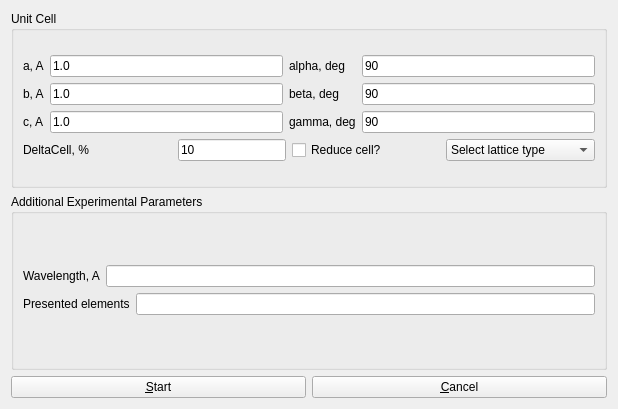
Old version of the form searchform.ui in the repository PavloSolntsev/solxd.
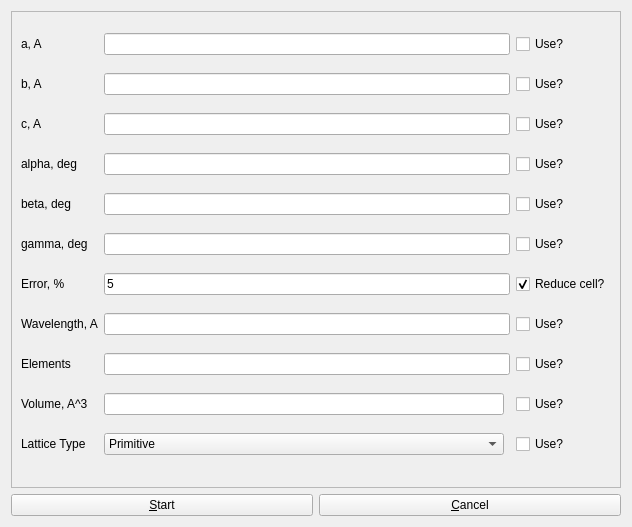
New version of the form.

What changed in the file:
```diff
--- a/searchform.ui
+++ b/searchform.ui
@@ -6,8 +6,8 @@
    <rect>
     <x>0</x>
     <y>0</y>
-    <width>618</width>
-    <height>409</height>
+    <width>632</width>
+    <height>527</height>
    </rect>
   </property>
   <property name="windowTitle">
@@ -15,43 +15,58 @@
   </property>
   <layout class="QVBoxLayout" name="verticalLayout">
    <item>
-    <widget class="QGroupBox" name="groupBox">
-     <property name="title">
-      <string>Unit Cell</string>
+    <widget class="QScrollArea" name="scrollArea">
+     <property name="widgetResizable">
+      <bool>true</bool>
      </property>
-     <layout class="QGridLayout" name="gridLayout_4">
-      <item row="0" column="0">
-       <layout class="QVBoxLayout" name="verticalLayout_3">
-        <item>
+     <widget class="QWidget" name="scrollAreaWidgetContents">
+      <property name="geometry">
+       <rect>
+        <x>0</x>
+        <y>0</y>
+        <width>612</width>
+        <height>468</height>
+       </rect>
+      </property>
          <layout class="QGridLayout" name="gridLayout">
-          <item row="0" column="0">
-           <widget class="QLabel" name="label">
-            <property name="text">
-             <string>a, A</string>
-            </property>
-           </widget>
-          </item>
-          <item row="0" column="1">
-           <widget class="QLineEdit" name="lineEdit_cellA">
-            <property name="text">
-             <string>1.0</string>
-            </property>
-           </widget>
-          </item>
-          <item row="0" column="2">
-           <widget class="QLabel" name="label_4">
-            <property name="text">
-             <string>alpha, deg</string>
-            </property>
-           </widget>
-          </item>
           <item row="0" column="3">
-           <widget class="QLineEdit" name="lineEdit_alpha">
+        <widget class="QCheckBox" name="checkBox_cellA">
             <property name="text">
-             <string>90</string>
+          <string>Use?</string>
             </property>
            </widget>
           </item>
+       <item row="9" column="3">
+        <widget class="QCheckBox" name="checkBox_volume">
+         <property name="text">
+          <string>Use?</string>
+         </property>
+        </widget>
+       </item>
+       <item row="7" column="3">
+        <widget class="QCheckBox" name="checkBox_wl">
+         <property name="text">
+          <string>Use?</string>
+         </property>
+        </widget>
+       </item>
+       <item row="4" column="3">
+        <widget class="QCheckBox" name="checkBox_beta">
+         <property name="text">
+          <string>Use?</string>
+         </property>
+        </widget>
+       </item>
+       <item row="0" column="0">
+        <widget class="QLabel" name="label_cellA">
+         <property name="text">
+          <string>a, A</string>
+         </property>
+        </widget>
+       </item>
+       <item row="0" column="1" colspan="2">
+        <widget class="QLineEdit" name="lineEdit_cellA"/>
+       </item>
           <item row="1" column="0">
            <widget class="QLabel" name="label_2">
             <property name="text">
@@ -59,24 +74,13 @@
             </property>
            </widget>
           </item>
-          <item row="1" column="1">
-           <widget class="QLineEdit" name="lineEdit_cellB">
-            <property name="text">
-             <string>1.0</string>
-            </property>
-           </widget>
-          </item>
-          <item row="1" column="2">
-           <widget class="QLabel" name="label_5">
+       <item row="1" column="1" colspan="2">
+        <widget class="QLineEdit" name="lineEdit_cellB"/>
+       </item>
+       <item row="1" column="3" colspan="2">
+        <widget class="QCheckBox" name="checkBox_cellB">
             <property name="text">
-             <string>beta, deg</string>
-            </property>
-           </widget>
-          </item>
-          <item row="1" column="3">
-           <widget class="QLineEdit" name="lineEdit_beta">
-            <property name="text">
-             <string>90</string>
+          <string>Use?</string>
             </property>
            </widget>
           </item>
@@ -87,65 +91,130 @@
             </property>
            </widget>
           </item>
-          <item row="2" column="1">
-           <widget class="QLineEdit" name="lineEdit_cellC">
+       <item row="2" column="1" colspan="2">
+        <widget class="QLineEdit" name="lineEdit_cellC"/>
+       </item>
+       <item row="2" column="3" colspan="2">
+        <widget class="QCheckBox" name="checkBox_cellC">
             <property name="text">
-             <string>1.0</string>
+          <string>Use?</string>
             </property>
            </widget>
           </item>
-          <item row="2" column="2">
-           <widget class="QLabel" name="label_6">
+       <item row="3" column="1" colspan="2">
+        <widget class="QLineEdit" name="lineEdit_alpha"/>
+       </item>
+       <item row="3" column="0">
+        <widget class="QLabel" name="label_alpha">
+         <property name="text">
+          <string>alpha, deg</string>
+         </property>
+        </widget>
+       </item>
+       <item row="3" column="3" colspan="2">
+        <widget class="QCheckBox" name="checkBox_alpha">
+         <property name="text">
+          <string>Use?</string>
+         </property>
+        </widget>
+       </item>
+       <item row="9" column="0">
+        <widget class="QLabel" name="label_10">
+         <property name="text">
+          <string>Volume, A^3</string>
+         </property>
+        </widget>
+       </item>
+       <item row="4" column="1" colspan="2">
+        <widget class="QLineEdit" name="lineEdit_beta"/>
+       </item>
+       <item row="4" column="0">
+        <widget class="QLabel" name="label_beta">
+         <property name="text">
+          <string>beta, deg</string>
+         </property>
+        </widget>
+       </item>
+       <item row="5" column="0">
+        <widget class="QLabel" name="label_gamma">
             <property name="text">
              <string>gamma, deg</string>
             </property>
            </widget>
           </item>
-          <item row="2" column="3">
-           <widget class="QLineEdit" name="lineEdit_gama">
+       <item row="5" column="1" colspan="2">
+        <widget class="QLineEdit" name="lineEdit_gamma"/>
+       </item>
+       <item row="5" column="3" colspan="2">
+        <widget class="QCheckBox" name="checkBox_gamma">
             <property name="text">
-             <string>90</string>
+          <string>Use?</string>
             </property>
            </widget>
           </item>
-         </layout>
-        </item>
-        <item>
-         <layout class="QHBoxLayout" name="horizontalLayout">
-          <item>
-           <widget class="QLabel" name="label_7">
+       <item row="6" column="0">
+        <widget class="QLabel" name="label_error">
+         <property name="text">
+          <string>Error, %</string>
+         </property>
+        </widget>
+       </item>
+       <item row="6" column="1" colspan="2">
+        <widget class="QLineEdit" name="lineEdit_error">
             <property name="text">
-             <string>DeltaCell, %</string>
+          <string>5</string>
             </property>
            </widget>
           </item>
-          <item>
-           <widget class="QLineEdit" name="lineEdit_deltacell">
-            <property name="sizePolicy">
-             <sizepolicy hsizetype="Fixed" vsizetype="Fixed">
-              <horstretch>0</horstretch>
-              <verstretch>0</verstretch>
-             </sizepolicy>
-            </property>
+       <item row="8" column="1" colspan="2">
+        <widget class="QLineEdit" name="lineEdit_elements"/>
+       </item>
+       <item row="8" column="0">
+        <widget class="QLabel" name="label_9">
+         <property name="text">
+          <string>Elements</string>
+         </property>
+        </widget>
+       </item>
+       <item row="7" column="0">
+        <widget class="QLabel" name="label_8">
             <property name="text">
-             <string>10</string>
+          <string>Wavelength, A</string>
             </property>
            </widget>
           </item>
-          <item>
-           <widget class="QCheckBox" name="checkBox_redcell">
+       <item row="7" column="1" colspan="2">
+        <widget class="QLineEdit" name="lineEdit_wl"/>
+       </item>
+       <item row="9" column="1">
+        <widget class="QLineEdit" name="lineEdit_volume"/>
+       </item>
+       <item row="6" column="3" colspan="3">
+        <widget class="QCheckBox" name="checkBox_reduces">
             <property name="text">
              <string>Reduce cell?</string>
             </property>
-           </widget>
-          </item>
-          <item>
-           <widget class="QComboBox" name="comboBox_lattype">
-            <item>
+         <property name="checked">
+          <bool>true</bool>
+         </property>
+        </widget>
+       </item>
+       <item row="8" column="3">
+        <widget class="QCheckBox" name="checkBox_elements">
              <property name="text">
-              <string>Select lattice type</string>
-             </property>
-            </item>
+          <string>Use?</string>
+         </property>
+        </widget>
+       </item>
+       <item row="10" column="0">
+        <widget class="QLabel" name="label">
+         <property name="text">
+          <string>Lattice Type</string>
+         </property>
+        </widget>
+       </item>
+       <item row="10" column="1">
+        <widget class="QComboBox" name="comboBox">
             <item>
              <property name="text">
               <string>Primitive</string>
@@ -181,50 +250,31 @@
               <string>C-centered</string>
              </property>
             </item>
-           </widget>
-          </item>
-         </layout>
-        </item>
-       </layout>
-      </item>
-     </layout>
-    </widget>
-   </item>
    <item>
-    <widget class="QGroupBox" name="groupBox_2">
-     <property name="title">
-      <string>Additional Experimental Parameters</string>
-     </property>
-     <layout class="QGridLayout" name="gridLayout_3">
-      <item row="0" column="0">
-       <layout class="QGridLayout" name="gridLayout_2">
-        <item row="0" column="0">
-         <widget class="QLabel" name="label_8">
+          <property name="text">
+           <string>B-centered</string>
+          </property>
+         </item>
+         <item>
           <property name="text">
-           <string>Wavelength, A</string>
+           <string>A-centered</string>
           </property>
-         </widget>
-        </item>
-        <item row="0" column="1" colspan="2">
-         <widget class="QLineEdit" name="lineEdit_8"/>
-        </item>
-        <item row="1" column="0" colspan="2">
-         <widget class="QLabel" name="label_9">
+         </item>
+        </widget>
+       </item>
+       <item row="10" column="3">
+        <widget class="QCheckBox" name="checkBox_latt">
           <property name="text">
-           <string>Presented elements</string>
+          <string>Use?</string>
           </property>
          </widget>
         </item>
-        <item row="1" column="2">
-         <widget class="QLineEdit" name="lineEdit_9"/>
-        </item>
-       </layout>
-      </item>
-     </layout>
-    </widget>
+      </layout>
+     </widget>
+    </widget>
    </item>
    <item>
-    <layout class="QHBoxLayout" name="horizontalLayout_2">
+    <layout class="QHBoxLayout" name="horizontalLayout">
      <item>
       <widget class="QPushButton" name="pushButton_start">
        <property name="text">
```
Left out of the diff: 52 changed lines with no effect on the pictures. Lines whose indentation alone changed are shown as unchanged.
